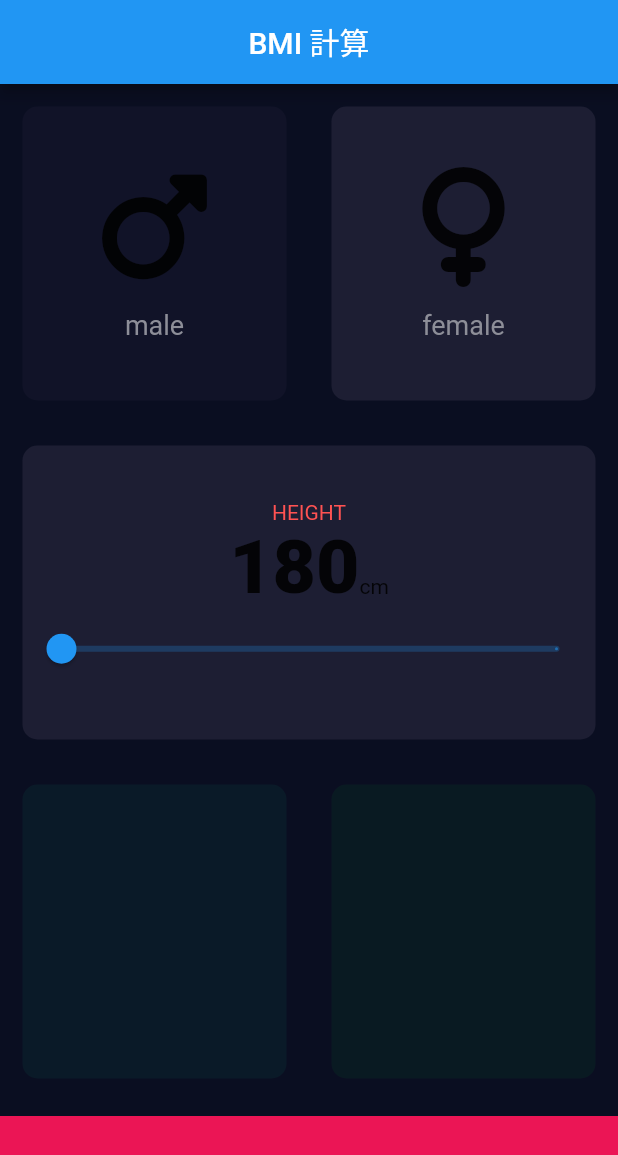
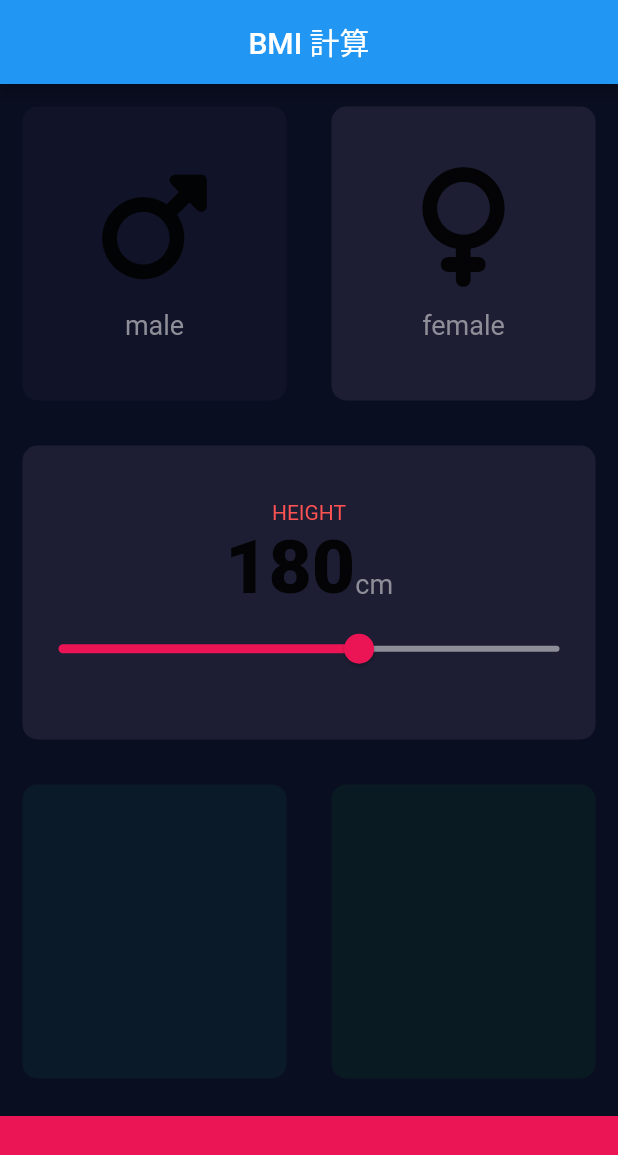
Before and after one commit to KYOHEI-jp/bmi_calculator, a Flutter app: the screen it shows after launch, on a phone screen of 412 x 824 dp. Shown: the top 1155 px of the screen. Run offline on Flutter 3.47's test engine with Material 2 defaults, Android fonts, the phone set to English and light mode, and no system bars; our stand-ins replace font_awesome_flutter.

Commit message:
スライダーが動くように修正

```diff
--- a/lib/constants.dart
+++ b/lib/constants.dart
@@ -6,7 +6,7 @@ const kInactiveCardColour = Color(0xFF111328);
 const bottomContainerColor = Color(0xFFEB1555);
 const selfGreen = Color(0xF11D3E33);
 
-const labelTextStyle = TextStyle(
+const kLabelTextStyle = TextStyle(
   fontSize: 18.0,
   color: Color(0XFF8D8E98),
 );
--- a/lib/icon_content.dart
+++ b/lib/icon_content.dart
@@ -21,7 +21,7 @@ class IconContent extends StatelessWidget {
         ),
         Text(
           label,
-          style: labelTextStyle,
+          style: kLabelTextStyle,
         )
       ],
     );
--- a/lib/input_page.dart
+++ b/lib/input_page.dart
@@ -19,6 +19,7 @@ class InputPage extends StatefulWidget {
 
 class _InputPageState extends State<InputPage> {
   Gender? selectedGender;
+  int height = 180;
 
   @override
   Widget build(BuildContext context) {
@@ -92,7 +93,7 @@ class _InputPageState extends State<InputPage> {
                     textBaseline: TextBaseline.alphabetic,
                     children: [
                       Text(
-                        "180",
+                        height.toString(),
                         style: kNumberTextStyle,
                       ),
                       Text(
@@ -102,14 +103,15 @@ class _InputPageState extends State<InputPage> {
                     ],
                   ),
                   Slider(
-                    value: _currentSliderValue,
-                    min: 0.0,
-                    max: 200.0,
-                    divisions: 1,
+                    value: height.toDouble(),
+                    min: 120.0,
+                    max: 220.0,
+                    activeColor: Color(0xFFEB1555),
+                    inactiveColor: Color(0xFF8D8E98),
                     label: _currentSliderValue.round().toString(),
-                    onChanged: (double value) {
+                    onChanged: (double newValue) {
                       setState(() {
-                        _currentSliderValue = value;
+                        height = newValue.round();
                       });
                     },
                   )
```
